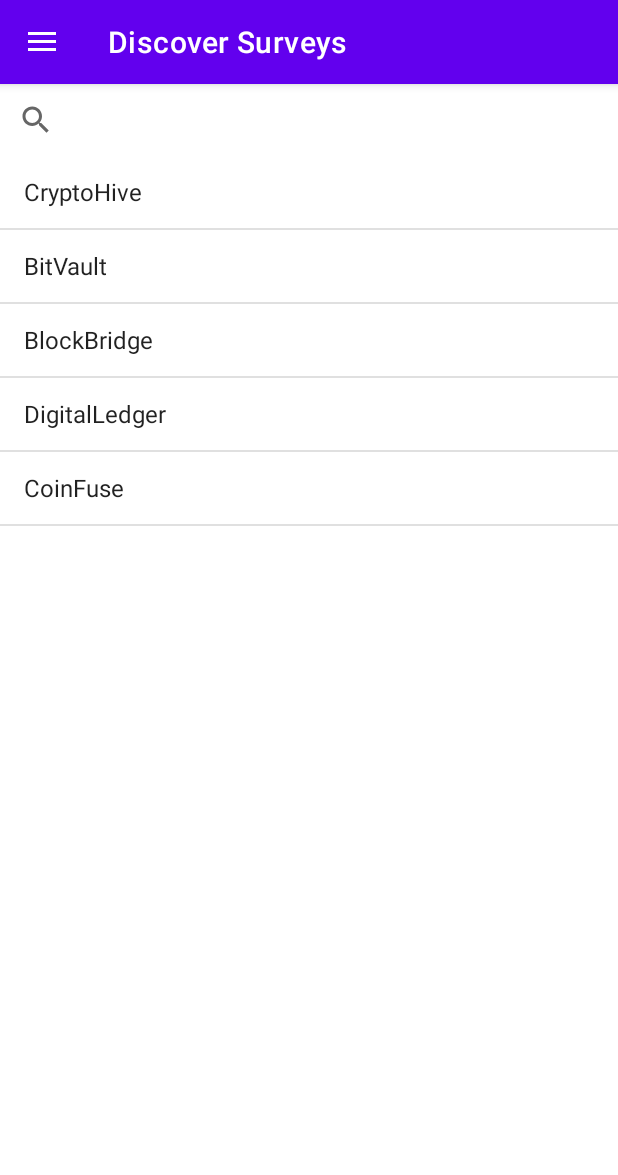
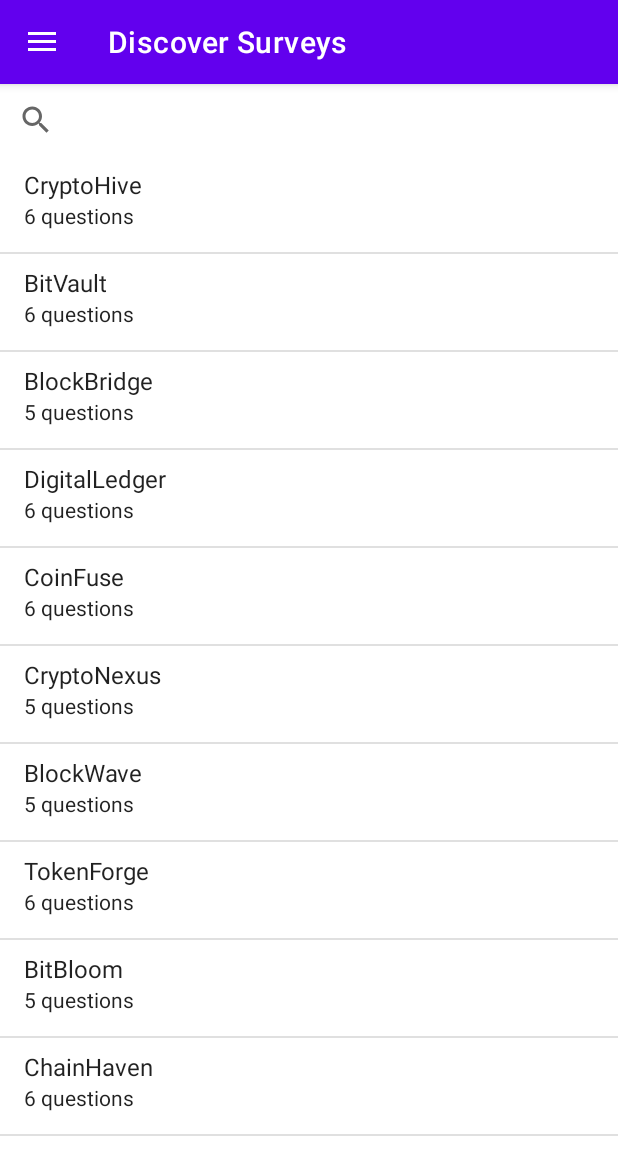
Before and after one commit to cbonoz/grizzly23, an Android app: the screen it shows after launch (MainActivity), on a phone screen of 412 x 824 dp. Shown: the top 1175 px of the screen. Run offline under Robolectric (Android 15) with nearby library versions, the phone set to English and light mode, and no system bars; our stand-ins replace navigation-ui; libraries missing offline, so code that uses them is left out: com.quickbirdstudios.surveykit.

Commit message:
update list view and add preferences

```diff
--- a/app/build.gradle
+++ b/app/build.gradle
@@ -47,6 +47,9 @@ dependencies {
     implementation 'androidx.navigation:navigation-fragment-ktx:2.4.1'
     implementation 'androidx.navigation:navigation-ui-ktx:2.4.1'
 
+    // gson
+    implementation 'com.google.code.gson:gson:2.10.1'
+
     // https://github.com/QuickBirdEng/SurveyKit#-library-setup
     implementation 'com.quickbirdstudios:survey:1.1.0'
 
--- a/app/src/main/java/com/solvays/MainActivity.kt
+++ b/app/src/main/java/com/solvays/MainActivity.kt
@@ -52,9 +52,6 @@ class MainActivity : AppCompatActivity() {
     fun navigateTo(fragmentId: Int, bundle: Bundle= bundleOf()) {
         val navController = findNavController(R.id.nav_host_fragment_content_main)
         navController.navigate(fragmentId, bundle)
-        if (fragmentId == R.id.nav_survey) {
-            title = "Survey: ${bundle.getString("appName", "Solvays")}"
-        }
     }
 
     override fun onCreateOptionsMenu(menu: Menu): Boolean {
--- /dev/null
+++ b/app/src/main/java/com/solvays/adapter/SurveyAdapter.kt
@@ -0,0 +1,57 @@
+package com.solvays.adapter
+
+import android.content.Context
+import android.view.LayoutInflater
+import android.view.View
+import android.view.ViewGroup
+import android.widget.ArrayAdapter
+import android.widget.Filter
+import android.widget.Filterable
+import android.widget.TextView
+import com.solvays.model.Survey
+
+class SurveyAdapter(context: Context, private val surveys: List<Survey>) :
+    ArrayAdapter<Survey>(context, android.R.layout.simple_list_item_2, surveys), Filterable {
+
+    private var originalSurveys = ArrayList<Survey>(surveys)
+
+    override fun getView(position: Int, convertView: View?, parent: ViewGroup): View {
+        var view = convertView
+        if (view == null) {
+            view = LayoutInflater.from(context).inflate(android.R.layout.simple_list_item_2, parent, false)
+        }
+
+        val text1 = view!!.findViewById<View>(android.R.id.text1) as TextView
+        val text2 = view.findViewById<View>(android.R.id.text2) as TextView
+        text1.text = surveys[position].appName
+        val numQuestions = surveys[position].numQuestions
+        text2.text = "${numQuestions} questions"
+        return view
+    }
+
+    override fun getFilter(): Filter {
+        return object : Filter() {
+            override fun performFiltering(constraint: CharSequence?): FilterResults {
+                val filteredSurveys = if (constraint.isNullOrBlank()) {
+                    originalSurveys
+                } else {
+                    originalSurveys.filter { it.appName.contains(constraint, ignoreCase = true) }
+                }
+
+                return FilterResults().apply {
+                    values = filteredSurveys
+                    count = filteredSurveys.size
+                }
+            }
+
+            override fun publishResults(constraint: CharSequence?, results: FilterResults?) {
+                @Suppress("UNCHECKED_CAST")
+                val filteredSurveys = results?.values as? List<Survey> ?: emptyList()
+
+                clear()
+                addAll(filteredSurveys)
+                notifyDataSetChanged()
+            }
+        }
+    }
+}
--- /dev/null
+++ b/app/src/main/java/com/solvays/model/Survey.kt
@@ -0,0 +1,6 @@
+package com.solvays.model
+
+data class Survey(
+    val appName: String,
+    val numQuestions: Int = (Math.ceil(Math.random() * 2) + 4).toInt()
+)
--- a/app/src/main/java/com/solvays/ui/home/HomeFragment.kt
+++ b/app/src/main/java/com/solvays/ui/home/HomeFragment.kt
@@ -1,24 +1,27 @@
 package com.solvays.ui.home
 
+import android.content.Context
 import android.os.Bundle
 import android.view.LayoutInflater
 import android.view.View
 import android.view.ViewGroup
-import android.widget.ArrayAdapter
 import android.widget.ListView
 import androidx.appcompat.widget.SearchView
 import androidx.core.os.bundleOf
 import androidx.fragment.app.Fragment
 import com.solvays.MainActivity
 import com.solvays.R
+import com.solvays.adapter.SurveyAdapter
 import com.solvays.databinding.FragmentHomeBinding
+import com.solvays.model.Survey
 import com.solvays.util.SurveyHelper.Companion.getDemoAppNames
+
 
 class HomeFragment : Fragment() {
     private lateinit var searchView: SearchView
     private lateinit var listView: ListView
-    private lateinit var adapter: ArrayAdapter<String>
-    private lateinit var boxList: ArrayList<String>
+    private lateinit var adapter: SurveyAdapter
+    private lateinit var boxList: ArrayList<Survey>
 
     private var _binding: FragmentHomeBinding? = null
 
@@ -44,7 +47,7 @@ class HomeFragment : Fragment() {
         boxList = ArrayList()
         boxList.addAll(getDemoAppNames())
 
-        adapter = ArrayAdapter(context!!, android.R.layout.simple_list_item_1, boxList)
+        adapter = SurveyAdapter(context as Context, boxList)
         listView.adapter = adapter
 
         // Set up the search bar
@@ -63,8 +66,11 @@ class HomeFragment : Fragment() {
 
         // Set up item click listener
         listView.setOnItemClickListener { adapterView, root, i, l ->
-            val clickedItem: String = adapter.getItem(i) ?: "UNKNOWN"
-            val bundle = bundleOf("appName" to clickedItem)
+            val selected: Survey = adapter.getItem(i) as Survey
+            val bundle = bundleOf(
+                "appName" to selected.appName,
+                "numQuestions" to selected.numQuestions
+            )
             (activity as MainActivity).navigateTo(R.id.nav_survey, bundle)
         }
 
--- a/app/src/main/java/com/solvays/util/SurveyHelper.kt
+++ b/app/src/main/java/com/solvays/util/SurveyHelper.kt
@@ -4,24 +4,41 @@ import com.quickbirdstudios.surveykit.AnswerFormat
 import com.quickbirdstudios.surveykit.TextChoice
 import com.quickbirdstudios.surveykit.steps.QuestionStep
 import com.quickbirdstudios.surveykit.steps.Step
+import com.solvays.model.Survey
 
 class SurveyHelper {
     companion object {
-        fun generateSurveyQuestionSteps(appName: String): List<Step> {
-            return listOf(
+        fun generateSurveyQuestionSteps(appName: String, numQuestions: Int): List<Step> {
+            val questions = listOf(
                 "How easy was it to navigate and use the $appName web application?",
                 "Did you find all the features and functionalities that you were looking for in $appName?",
                 "Was the user interface of $appName visually appealing and user-friendly?",
                 "Could you describe any technical issues while using the $appName web application?",
                 "How likely are you to recommend the $appName web application to others?",
-                "Any other comments you would like to add?"
-            ).map {
-                QuestionStep(
-                    title = "Question",
-                    text=it,
-                    answerFormat = getAnswerFormat(it)
-                )
-            }
+                "Any other general comments you would like to add?",
+                "How satisfied are you with the speed of $appName?",
+                "Were the instructions provided within $appName clear and easy to understand?",
+                "Were you able to complete your tasks with $appName efficiently?",
+                "How would you rate the quality of the customer support provided by $appName?",
+                "Were you able to easily access the information you needed on $appName?",
+                "How likely are you to continue using $appName in the future?",
+                "How does $appName compare to other similar web applications you have used?",
+                "Did you experience any errors or glitches while using $appName?",
+                "How well does $appName meet your needs and expectations? Add any comments below",
+                "How satisfied are you with the search functionality within $appName?",
+                "Did $appName provide enough customization options for your needs? Could you describe any missing options?",
+                "How would you rate the overall performance of $appName?",
+                "Were the error messages within $appName helpful in resolving any issues?"
+            )
+
+            return questions.shuffled().take(numQuestions)
+                .mapIndexed { index: Int, question: String ->
+                    QuestionStep(
+                        title = "Question ${index + 1} of $numQuestions",
+                        text = question,
+                        answerFormat = getAnswerFormat(question)
+                    )
+                }.toList()
         }
 
         private fun getAnswerFormat(question: String): AnswerFormat {
@@ -48,14 +65,21 @@ class SurveyHelper {
             }
         }
 
-        fun getDemoAppNames(): List<String> {
+        fun getDemoAppNames(): List<Survey> {
             return listOf(
                 "CryptoHive",
                 "BitVault",
                 "BlockBridge",
                 "DigitalLedger",
-                "CoinFuse"
-            )
+                "CoinFuse",
+                "CryptoNexus",
+                "BlockWave",
+                "TokenForge",
+                "BitBloom",
+                "ChainHaven"
+            ).map {
+                Survey(it)
+            }
         }
     }
 }
```
Also changed, not shown: app/src/main/java/com/solvays/MyApplication.kt (added, +21 -0 lines), app/src/main/java/com/solvays/ui/survey/SurveyFragment.kt (+19 -2 lines), app/src/main/java/com/solvays/util/PrefManager.kt (added, +83 -0 lines).
